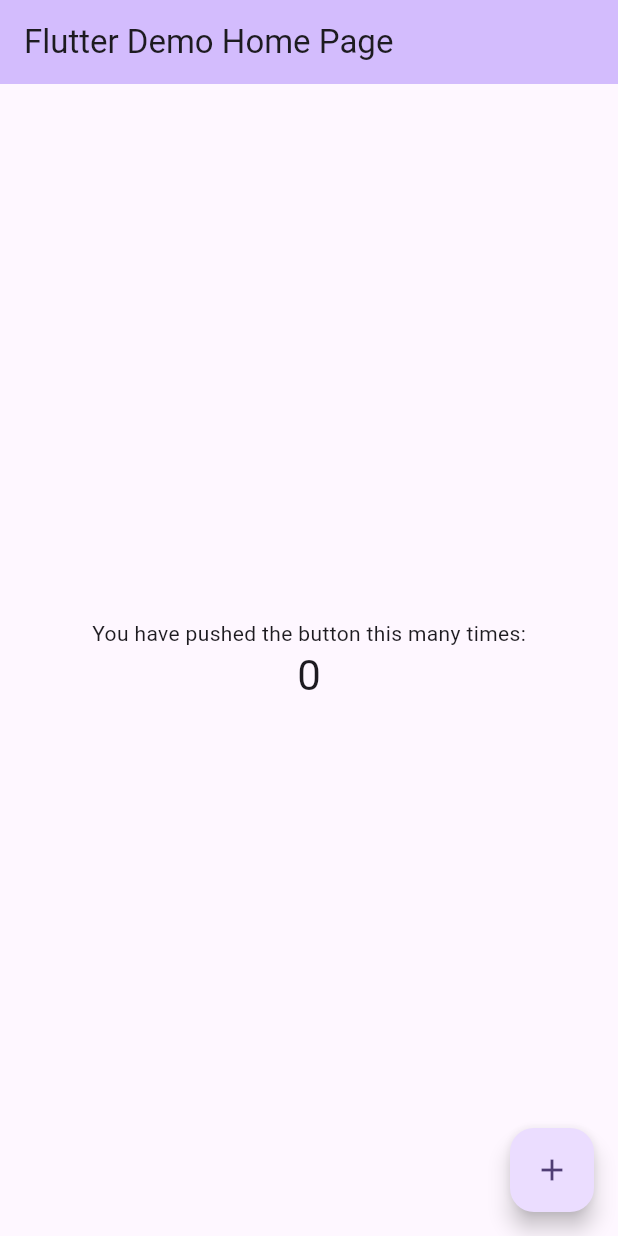
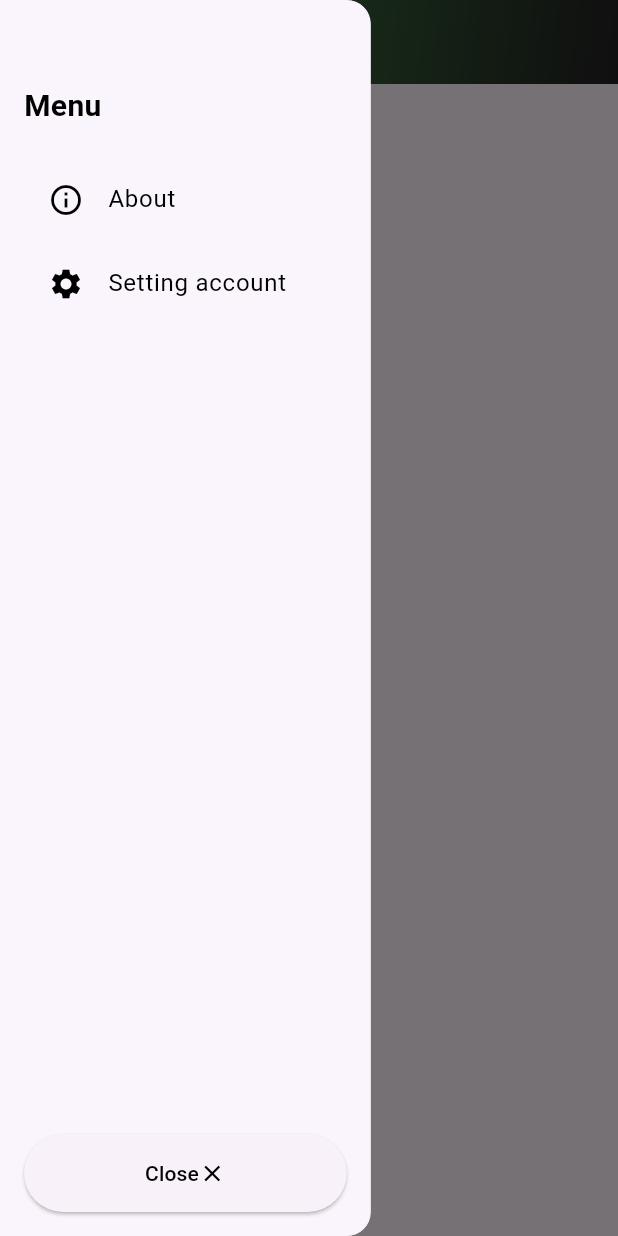
Before and after one commit to masudihamidu/soccer-sphere, a Flutter app: the screen it shows after launch, with the side drawer open (before the commit the screen has no drawer), on a phone screen of 412 x 824 dp. Run offline on Flutter 3.47's test engine with Material 3 defaults, Android fonts, the phone set to English and light mode, and no system bars.

Commit message:
implementing navigation bar

```diff
--- a/lib/main.dart
+++ b/lib/main.dart
@@ -1,4 +1,5 @@
 import 'package:flutter/material.dart';
+import 'package:soccersphere/screens/homePage.dart';
 
 void main() {
   runApp(const MyApp());
@@ -11,115 +12,13 @@
   @override
   Widget build(BuildContext context) {
     return MaterialApp(
-      title: 'Flutter Demo',
+      title: 'Soccer sphere',
+      debugShowCheckedModeBanner: false,
       theme: ThemeData(
-        // This is the theme of your application.
-        //
-        // TRY THIS: Try running your application with "flutter run". You'll see
-        // the application has a purple toolbar. Then, without quitting the app,
-        // try changing the seedColor in the colorScheme below to Colors.green
-        // and then invoke "hot reload" (save your changes or press the "hot
-        // reload" button in a Flutter-supported IDE, or press "r" if you used
-        // the command line to start the app).
-        //
-        // Notice that the counter didn't reset back to zero; the application
-        // state is not lost during the reload. To reset the state, use hot
-        // restart instead.
-        //
-        // This works for code too, not just values: Most code changes can be
-        // tested with just a hot reload.
         colorScheme: ColorScheme.fromSeed(seedColor: Colors.deepPurple),
         useMaterial3: true,
       ),
-      home: const MyHomePage(title: 'Flutter Demo Home Page'),
+      home: const MyHomePage(title: 'Soccer sphere'),
     );
   }
 }
-
-class MyHomePage extends StatefulWidget {
-  const MyHomePage({super.key, required this.title});
-
-  // This widget is the home page of your application. It is stateful, meaning
-  // that it has a State object (defined below) that contains fields that affect
-  // how it looks.
-
-  // This class is the configuration for the state. It holds the values (in this
-  // case the title) provided by the parent (in this case the App widget) and
-  // used by the build method of the State. Fields in a Widget subclass are
-  // always marked "final".
-
-  final String title;
-
-  @override
-  State<MyHomePage> createState() => _MyHomePageState();
-}
-
-class _MyHomePageState extends State<MyHomePage> {
-  int _counter = 0;
-
-  void _incrementCounter() {
-    setState(() {
-      // This call to setState tells the Flutter framework that something has
-      // changed in this State, which causes it to rerun the build method below
-      // so that the display can reflect the updated values. If we changed
-      // _counter without calling setState(), then the build method would not be
-      // called again, and so nothing would appear to happen.
-      _counter++;
-    });
-  }
-
-  @override
-  Widget build(BuildContext context) {
-    // This method is rerun every time setState is called, for instance as done
-    // by the _incrementCounter method above.
-    //
-    // The Flutter framework has been optimized to make rerunning build methods
-    // fast, so that you can just rebuild anything that needs updating rather
-    // than having to individually change instances of widgets.
-    return Scaffold(
-      appBar: AppBar(
-        // TRY THIS: Try changing the color here to a specific color (to
-        // Colors.amber, perhaps?) and trigger a hot reload to see the AppBar
-        // change color while the other colors stay the same.
-        backgroundColor: Theme.of(context).colorScheme.inversePrimary,
-        // Here we take the value from the MyHomePage object that was created by
-        // the App.build method, and use it to set our appbar title.
-        title: Text(widget.title),
-      ),
-      body: Center(
-        // Center is a layout widget. It takes a single child and positions it
-        // in the middle of the parent.
-        child: Column(
-          // Column is also a layout widget. It takes a list of children and
-          // arranges them vertically. By default, it sizes itself to fit its
-          // children horizontally, and tries to be as tall as its parent.
-          //
-          // Column has various properties to control how it sizes itself and
-          // how it positions its children. Here we use mainAxisAlignment to
-          // center the children vertically; the main axis here is the vertical
-          // axis because Columns are vertical (the cross axis would be
-          // horizontal).
-          //
-          // TRY THIS: Invoke "debug painting" (choose the "Toggle Debug Paint"
-          // action in the IDE, or press "p" in the console), to see the
-          // wireframe for each widget.
-          mainAxisAlignment: MainAxisAlignment.center,
-          children: <Widget>[
-            const Text(
-              'You have pushed the button this many times:',
-            ),
-            Text(
-              '$_counter',
-              style: Theme.of(context).textTheme.headlineMedium,
-            ),
-          ],
-        ),
-      ),
-      floatingActionButton: FloatingActionButton(
-        onPressed: _incrementCounter,
-        tooltip: 'Increment',
-        child: const Icon(Icons.add),
-      ), // This trailing comma makes auto-formatting nicer for build methods.
-    );
-  }
-}
--- /dev/null
+++ b/lib/screens/NavBar.dart
@@ -0,0 +1,91 @@
+import 'package:flutter/material.dart';
+
+class NavBar extends StatelessWidget {
+  final padding = const EdgeInsets.symmetric(horizontal: 10);
+  NavBar({Key? key}); // Fix the constructor syntax
+
+  @override
+  Widget build(BuildContext context) {
+    Color transparentColor = const Color.fromRGBO(255, 255, 255, 0.3);
+
+    return Drawer(
+      width: MediaQuery.of(context).size.width * 0.6,
+      child: Container(
+        padding: const EdgeInsets.all(16),
+        alignment: Alignment.centerLeft,
+        color: transparentColor,
+        child: Column(
+          crossAxisAlignment: CrossAxisAlignment.start,
+          children: <Widget>[
+            const Padding(
+              padding: EdgeInsets.only(top: 40),
+              child: Text(
+                'Menu',
+                style: TextStyle(
+                  fontSize: 20,
+                  fontWeight: FontWeight.bold,
+                  color: Colors.black,
+                ),
+              ),
+            ),
+            const SizedBox(height: 20),
+
+            GestureDetector(
+              onTap: () {
+
+              },
+              child: buildMenuItem(text: 'About', icon: Icons.info_outline),
+            ),
+            GestureDetector(
+              onTap: () {
+
+              },
+              child:
+              buildMenuItem(text: 'Setting account', icon: Icons.settings),
+            ),
+
+            const Spacer(),
+            ElevatedButton(
+              onPressed: () {
+                Navigator.pop(context); // Close the drawer
+              },
+
+              child: const Padding(
+                padding: EdgeInsets.symmetric(horizontal: 16, vertical: 16),
+                child: Row(
+                  mainAxisAlignment: MainAxisAlignment.center,
+                  children: [
+                    Text('Close', style: TextStyle(color: Colors.black)),
+                    ColorFiltered(
+                      colorFilter: ColorFilter.mode(
+                        Colors.black,
+                        BlendMode.srcIn,
+                      ),
+                      child: Icon(
+                        Icons.close,
+                      ),
+                    ),
+                  ],
+                ),
+              ),
+            ),
+          ],
+        ),
+      ),
+    );
+  }
+
+  Widget buildMenuItem({
+    required String text,
+    required IconData icon,
+  }) {
+    const color = Colors.black;
+    return ListTile(
+      leading: Icon(icon, color: color),
+      title: Text(
+        text,
+        style: const TextStyle(color: color),
+      ),
+    );
+  }
+}
--- /dev/null
+++ b/lib/screens/homePage.dart
@@ -0,0 +1,39 @@
+import 'package:flutter/cupertino.dart';
+import 'package:flutter/material.dart';
+
+import 'NavBar.dart';
+
+class MyHomePage extends StatefulWidget {
+  const MyHomePage({Key? key, required this.title}) : super(key: key);
+  final String title;
+
+  @override
+  State<MyHomePage> createState() => _MyHomePageState();
+}
+
+class _MyHomePageState extends State<MyHomePage> {
+  @override
+  Widget build(BuildContext context) {
+    return Scaffold(
+      drawer:  NavBar(),
+      appBar: AppBar(
+        // Apply linear gradient to AppBar background
+        backgroundColor: Colors.transparent, // Make the background transparent
+        flexibleSpace: Container(
+          decoration: BoxDecoration(
+            gradient: LinearGradient(
+              begin: Alignment.topLeft,
+              end: Alignment.bottomRight,
+              colors: [Colors.green, Colors.black87],
+            ),
+          ),
+        ),
+      ),
+      body: conent(),
+    );
+  }
+
+  Widget conent(){
+    return Container();
+  }
+}
```
Also changed, not shown: 13 other files.
